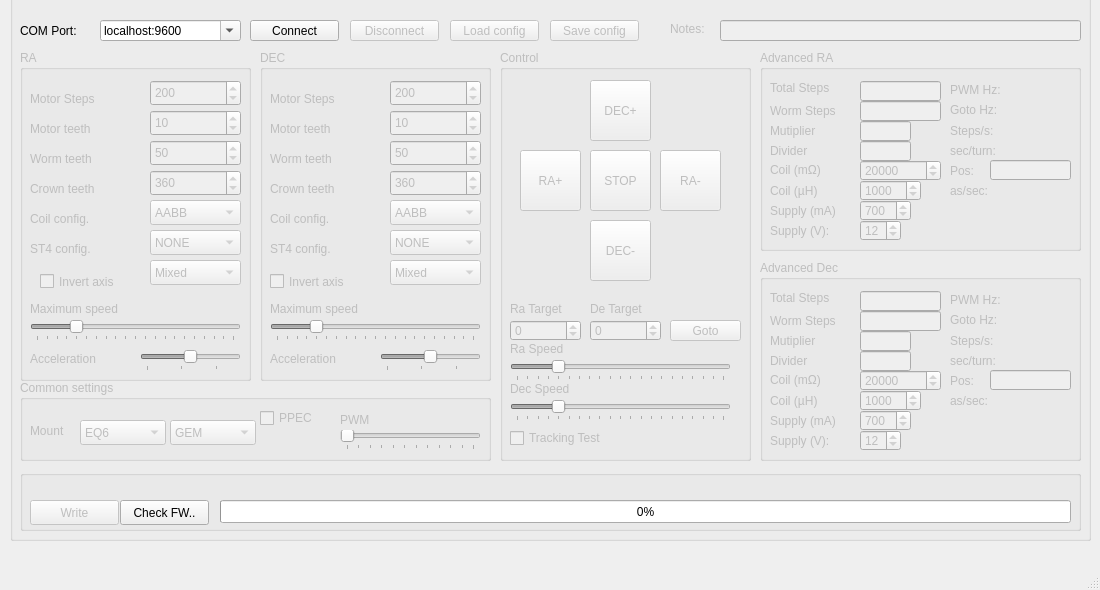
First picture: the form in mainwindow.ui, repository ahp-electronics/gt-configurator, before the edit.
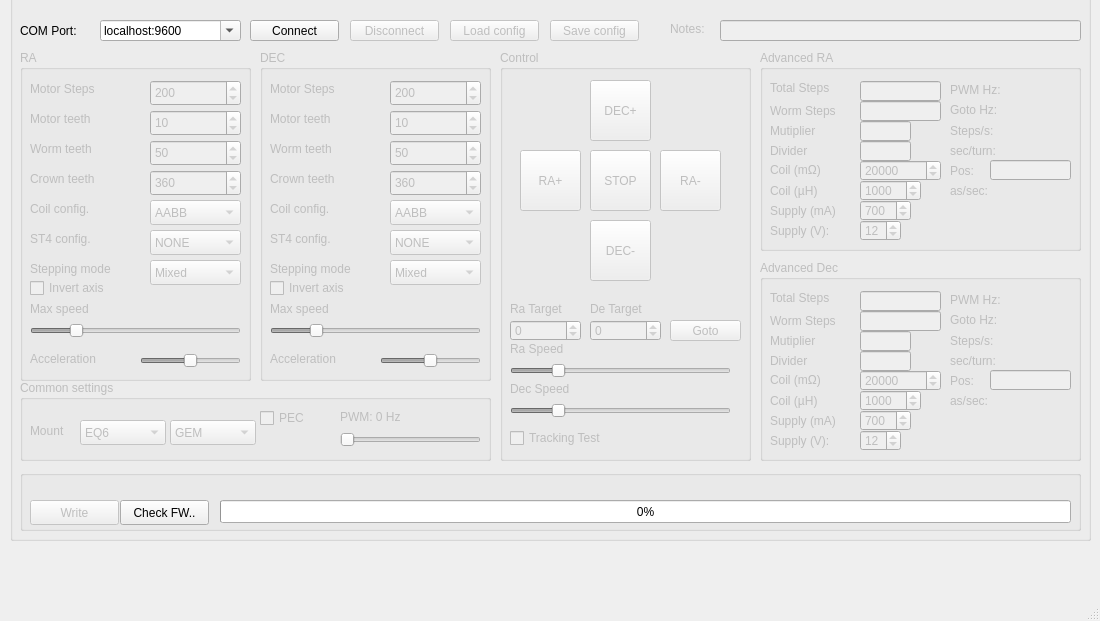
Second picture: the form after the edit.

The edit to the form file:
```diff
--- a/mainwindow.ui
+++ b/mainwindow.ui
@@ -7,7 +7,7 @@
     <x>0</x>
     <y>0</y>
     <width>1100</width>
-    <height>590</height>
+    <height>621</height>
    </rect>
   </property>
   <widget class="QWidget" name="centralwidget">
@@ -102,7 +102,7 @@
       <property name="geometry">
        <rect>
         <x>10</x>
-        <y>40</y>
+        <y>30</y>
         <width>111</width>
         <height>17</height>
        </rect>
@@ -115,7 +115,7 @@
       <property name="geometry">
        <rect>
         <x>10</x>
-        <y>100</y>
+        <y>90</y>
         <width>111</width>
         <height>17</height>
        </rect>
@@ -128,7 +128,7 @@
       <property name="geometry">
        <rect>
         <x>10</x>
-        <y>130</y>
+        <y>120</y>
         <width>111</width>
         <height>17</height>
        </rect>
@@ -166,7 +166,7 @@
       <property name="geometry">
        <rect>
         <x>10</x>
-        <y>160</y>
+        <y>150</y>
         <width>111</width>
         <height>17</height>
        </rect>
@@ -204,7 +204,7 @@
       <property name="geometry">
        <rect>
         <x>10</x>
-        <y>190</y>
+        <y>180</y>
         <width>111</width>
         <height>17</height>
        </rect>
@@ -236,7 +236,7 @@
       <property name="geometry">
        <rect>
         <x>10</x>
-        <y>70</y>
+        <y>60</y>
         <width>111</width>
         <height>17</height>
        </rect>
@@ -267,7 +267,7 @@
        <enum>Qt::Horizontal</enum>
       </property>
       <property name="tickPosition">
-       <enum>QSlider::TicksBelow</enum>
+       <enum>QSlider::NoTicks</enum>
       </property>
       <property name="tickInterval">
        <number>50</number>
@@ -295,7 +295,7 @@
        <enum>Qt::Horizontal</enum>
       </property>
       <property name="tickPosition">
-       <enum>QSlider::TicksBelow</enum>
+       <enum>QSlider::NoTicks</enum>
       </property>
       <property name="tickInterval">
        <number>8</number>
@@ -311,7 +311,7 @@
        </rect>
       </property>
       <property name="text">
-       <string>Maximum speed</string>
+       <string>Max speed</string>
       </property>
      </widget>
      <widget class="QLabel" name="Acceleration_label_0">
@@ -330,10 +330,10 @@
      <widget class="QCheckBox" name="Invert_0">
       <property name="geometry">
        <rect>
-        <x>20</x>
-        <y>220</y>
-        <width>111</width>
-        <height>23</height>
+        <x>10</x>
+        <y>230</y>
+        <width>91</width>
+        <height>16</height>
        </rect>
       </property>
       <property name="text">
@@ -365,6 +365,19 @@
        </property>
       </item>
      </widget>
+     <widget class="QLabel" name="label_9">
+      <property name="geometry">
+       <rect>
+        <x>10</x>
+        <y>210</y>
+        <width>111</width>
+        <height>17</height>
+       </rect>
+      </property>
+      <property name="text">
+       <string>Stepping mode</string>
+      </property>
+     </widget>
     </widget>
     <widget class="QGroupBox" name="WriteArea">
      <property name="enabled">
@@ -500,7 +513,7 @@
       <property name="geometry">
        <rect>
         <x>10</x>
-        <y>40</y>
+        <y>30</y>
         <width>111</width>
         <height>17</height>
        </rect>
@@ -513,7 +526,7 @@
       <property name="geometry">
        <rect>
         <x>10</x>
-        <y>100</y>
+        <y>90</y>
         <width>111</width>
         <height>17</height>
        </rect>
@@ -526,7 +539,7 @@
       <property name="geometry">
        <rect>
         <x>10</x>
-        <y>130</y>
+        <y>120</y>
         <width>111</width>
         <height>17</height>
        </rect>
@@ -564,7 +577,7 @@
       <property name="geometry">
        <rect>
         <x>10</x>
-        <y>160</y>
+        <y>150</y>
         <width>111</width>
         <height>17</height>
        </rect>
@@ -602,7 +615,7 @@
       <property name="geometry">
        <rect>
         <x>10</x>
-        <y>190</y>
+        <y>180</y>
         <width>111</width>
         <height>17</height>
        </rect>
@@ -634,7 +647,7 @@
       <property name="geometry">
        <rect>
         <x>10</x>
-        <y>70</y>
+        <y>60</y>
         <width>111</width>
         <height>17</height>
        </rect>
@@ -668,7 +681,7 @@
        <enum>Qt::Horizontal</enum>
       </property>
       <property name="tickPosition">
-       <enum>QSlider::TicksBelow</enum>
+       <enum>QSlider::NoTicks</enum>
       </property>
       <property name="tickInterval">
        <number>50</number>
@@ -693,7 +706,7 @@
        <enum>Qt::Horizontal</enum>
       </property>
       <property name="tickPosition">
-       <enum>QSlider::TicksBelow</enum>
+       <enum>QSlider::NoTicks</enum>
       </property>
       <property name="tickInterval">
        <number>8</number>
@@ -709,7 +722,7 @@
        </rect>
       </property>
       <property name="text">
-       <string>Maximum speed</string>
+       <string>Max speed</string>
       </property>
      </widget>
      <widget class="QLabel" name="Acceleration_label_1">
@@ -729,9 +742,9 @@
       <property name="geometry">
        <rect>
         <x>10</x>
-        <y>220</y>
-        <width>121</width>
-        <height>23</height>
+        <y>230</y>
+        <width>91</width>
+        <height>16</height>
        </rect>
       </property>
       <property name="text">
@@ -763,6 +776,19 @@
        </property>
       </item>
      </widget>
+     <widget class="QLabel" name="label_10">
+      <property name="geometry">
+       <rect>
+        <x>10</x>
+        <y>210</y>
+        <width>111</width>
+        <height>17</height>
+       </rect>
+      </property>
+      <property name="text">
+       <string>Stepping mode</string>
+      </property>
+     </widget>
     </widget>
     <widget class="QGroupBox" name="Control">
      <property name="enabled">
@@ -866,7 +892,7 @@
        <enum>Qt::Horizontal</enum>
       </property>
       <property name="tickPosition">
-       <enum>QSlider::TicksBelow</enum>
+       <enum>QSlider::NoTicks</enum>
       </property>
       <property name="tickInterval">
        <number>50</number>
@@ -877,7 +903,7 @@
        <rect>
         <x>10</x>
         <y>290</y>
-        <width>91</width>
+        <width>221</width>
         <height>17</height>
        </rect>
       </property>
@@ -890,7 +916,7 @@
        <rect>
         <x>10</x>
         <y>330</y>
-        <width>91</width>
+        <width>221</width>
         <height>17</height>
        </rect>
       </property>
@@ -920,7 +946,7 @@
        <enum>Qt::Horizontal</enum>
       </property>
       <property name="tickPosition">
-       <enum>QSlider::TicksBelow</enum>
+       <enum>QSlider::NoTicks</enum>
       </property>
       <property name="tickInterval">
        <number>50</number>
@@ -1120,12 +1146,12 @@
        <rect>
         <x>320</x>
         <y>29</y>
-        <width>131</width>
-        <height>21</height>
+        <width>141</width>
+        <height>16</height>
        </rect>
       </property>
       <property name="text">
-       <string>PWM</string>
+       <string>PWM: 0 Hz</string>
       </property>
      </widget>
      <widget class="QSlider" name="PWMFreq">
@@ -1150,7 +1176,7 @@
        <enum>Qt::Horizontal</enum>
       </property>
       <property name="tickPosition">
-       <enum>QSlider::TicksBelow</enum>
+       <enum>QSlider::NoTicks</enum>
       </property>
      </widget>
      <widget class="QComboBox" name="MountStyle">
@@ -1188,7 +1214,7 @@
        </rect>
       </property>
       <property name="text">
-       <string>PPEC</string>
+       <string>PEC</string>
       </property>
      </widget>
     </widget>
```
